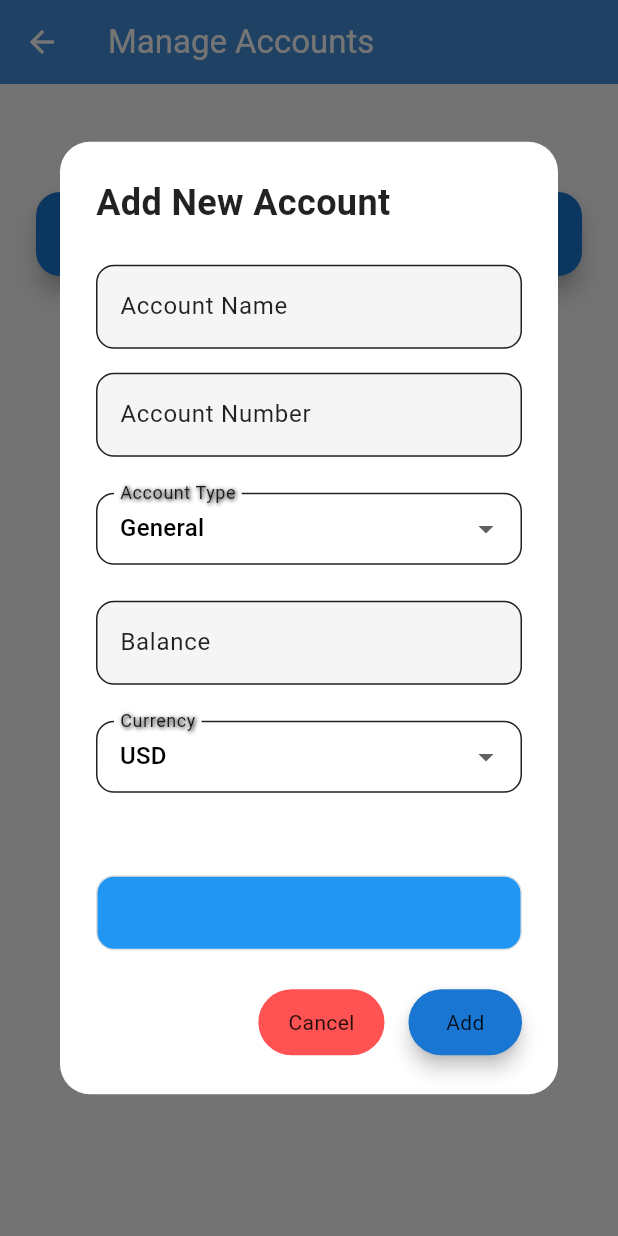
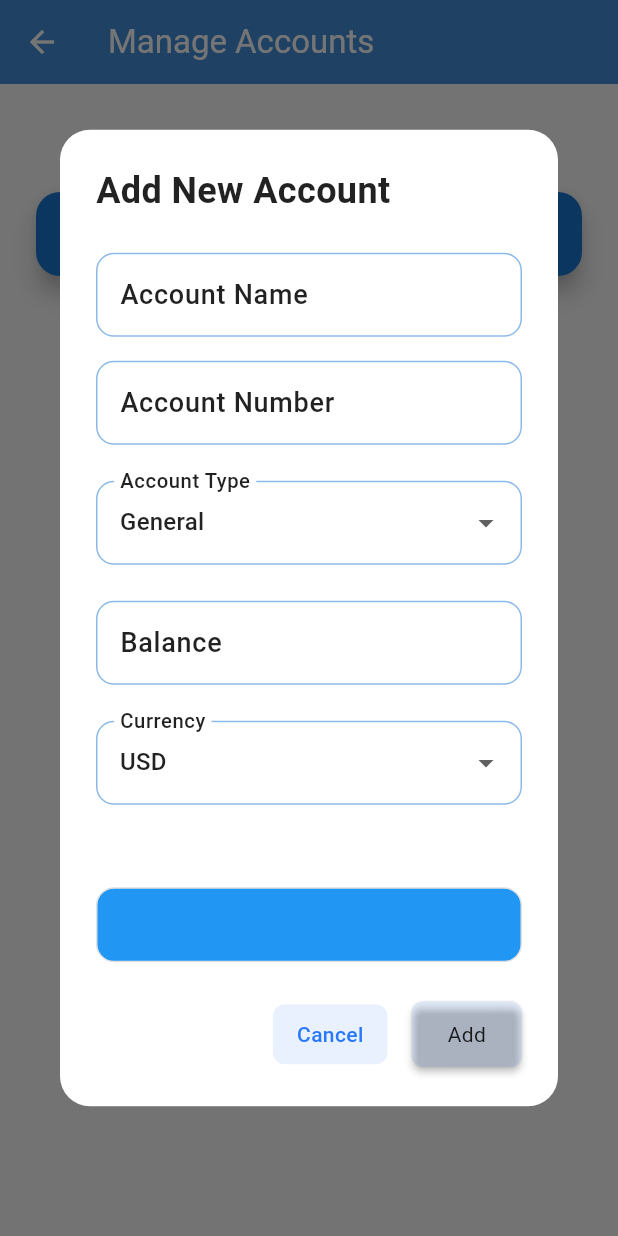
Before and after one commit to knakul853/spendulum, a Flutter app: the AccountManagementScreen screen opened directly, after a tap on the "add" icon, on a phone screen of 412 x 824 dp. Run offline on Flutter 3.47's test engine with Material 3 defaults, Android fonts, the phone set to English and light mode, and no system bars; our stand-ins replace animated_background, fl_chart, flutter_colorpicker, logger, shared_preferences, sqflite; accounts and stored records are empty.

```diff
--- a/lib/features/accounts/screens/account_management_screen.dart
+++ b/lib/features/accounts/screens/account_management_screen.dart
@@ -307,35 +307,43 @@ class _AccountManagementScreenState extends State<AccountManagementScreen>
                     mainAxisAlignment: MainAxisAlignment.end,
                     children: [
                       TextButton(
-                        child:
-                            Text('Cancel', style: theme.textTheme.bodyMedium),
-                        onPressed: () => Navigator.of(context).pop(),
                         style: TextButton.styleFrom(
+                          padding: const EdgeInsets.symmetric(
+                              horizontal: 16.0, vertical: 8.0),
                           backgroundColor:
-                              theme.colorScheme.error, // Use theme color
-                          padding: EdgeInsets.symmetric(
-                              horizontal: 20, vertical: 12),
+                              theme.colorScheme.secondary.withOpacity(0.1),
+                          foregroundColor: theme.colorScheme.secondary,
                           shape: RoundedRectangleBorder(
-                            borderRadius: BorderRadius.circular(30),
+                            borderRadius: BorderRadius.circular(8.0),
+                          ),
+                          elevation: 2, // Adds a subtle shadow
+                        ),
+                        child: Text(
+                          'Cancel',
+                          style: theme.textTheme.bodyMedium?.copyWith(
+                            color: theme.colorScheme.secondary,
+                            fontWeight: FontWeight.w500,
                           ),
                         ),
+                        onPressed: () => Navigator.of(context).pop(),
                       ),
                       SizedBox(width: 16),
                       ElevatedButton(
+                        style: ElevatedButton.styleFrom(
+                          backgroundColor: theme.colorScheme.secondary
+                              .withOpacity(0.1), // Same background
+                          foregroundColor: theme
+                              .colorScheme.secondary, // Same text/icon color
+                          padding: const EdgeInsets.symmetric(
+                              horizontal: 24, vertical: 12),
+                          shape: RoundedRectangleBorder(
+                            borderRadius: BorderRadius.circular(
+                                8.0), // Consistent rounded corners
+                          ),
+                          elevation: 2, // Subtle shadow
+                        ),
                         child: Text('Add', style: theme.textTheme.bodyMedium),
                         onPressed: _submitForm,
-                        style: ElevatedButton.styleFrom(
-                          padding: EdgeInsets.symmetric(
-                              horizontal: 25, vertical: 12),
-                          shape: RoundedRectangleBorder(
-                            borderRadius: BorderRadius.circular(30),
-                          ),
-                          backgroundColor:
-                              theme.primaryColor, // Use theme color
-                          foregroundColor:
-                              theme.colorScheme.onPrimary, // Use theme color
-                          elevation: 5,
-                        ),
                       ),
                     ],
                   ),
@@ -383,19 +391,57 @@ class _AccountManagementScreenState extends State<AccountManagementScreen>
                     mainAxisAlignment: MainAxisAlignment.end,
                     children: [
                       TextButton(
-                        child:
-                            Text('Cancel', style: theme.textTheme.bodyMedium),
+                        style: TextButton.styleFrom(
+                          padding: const EdgeInsets.symmetric(
+                              horizontal: 16.0, vertical: 8.0),
+                          backgroundColor:
+                              theme.colorScheme.secondary.withOpacity(0.1),
+                          foregroundColor: theme.colorScheme.secondary,
+                          shape: RoundedRectangleBorder(
+                            borderRadius: BorderRadius.circular(8.0),
+                          ),
+                          elevation: 2, // Adds a subtle shadow
+                        ),
+                        child: Text(
+                          'Cancel',
+                          style: theme.textTheme.bodyMedium?.copyWith(
+                            color: theme.colorScheme.secondary,
+                            fontWeight: FontWeight.w500,
+                          ),
+                        ),
                         onPressed: () => Navigator.of(context).pop(),
                       ),
                       SizedBox(width: 16),
                       ElevatedButton(
-                        child: Text('Save', style: theme.textTheme.bodyMedium),
+                        style: ElevatedButton.styleFrom(
+                          backgroundColor: theme.colorScheme.secondary
+                              .withOpacity(0.1), // Same background
+                          foregroundColor: theme
+                              .colorScheme.secondary, // Same text/icon color
+                          padding: const EdgeInsets.symmetric(
+                              horizontal: 24, vertical: 12),
+                          shape: RoundedRectangleBorder(
+                            borderRadius: BorderRadius.circular(
+                                8.0), // Consistent rounded corners
+                          ),
+                          elevation: 2, // Subtle shadow
+                        ),
+                        child: Text(
+                          'Save',
+                          style: theme.textTheme.bodyMedium?.copyWith(
+                            color: theme.colorScheme.secondary,
+                            fontWeight: FontWeight.w500,
+                          ),
+                        ),
                         onPressed: () {
                           if (_formKey.currentState!.validate()) {
                             _formKey.currentState!.save();
                             final accountProvider =
-                                Provider.of<AccountProvider>(context,
-                                    listen: false);
+                                Provider.of<AccountProvider>(
+                              context,
+                              listen: false,
+                            );
+
                             try {
                               accountProvider.updateAccount(
                                 account.id,
@@ -404,37 +450,34 @@ class _AccountManagementScreenState extends State<AccountManagementScreen>
                                 _accountType,
                                 _balance,
                                 _color,
-                                  _currency);
+                                _currency,
+                              );
                             } catch (e) {
                               developer.log("Error updating account: $e");
                               ScaffoldMessenger.of(context).showSnackBar(
                                 SnackBar(
-                                  content: Text('Error updating account'),
+                                  content: const Text('Error updating account'),
                                   backgroundColor: theme.colorScheme.error,
                                 ),
                               );
                             }
+
                             Navigator.of(context).pop();
                             ScaffoldMessenger.of(context).showSnackBar(
                               SnackBar(
-                                content: Text('Account updated successfully'),
-                                backgroundColor:
-                                    theme.primaryColor, // Use theme color
+                                content:
+                                    const Text('Account updated successfully'),
+                                backgroundColor: theme.colorScheme.onSurface,
                                 behavior: SnackBarBehavior.floating,
                                 shape: RoundedRectangleBorder(
-                                    borderRadius: BorderRadius.circular(10)),
-                                margin: EdgeInsets.all(10),
+                                  borderRadius: BorderRadius.circular(10),
+                                ),
+                                margin: const EdgeInsets.all(10),
                               ),
                             );
                           }
                         },
-                        style: ElevatedButton.styleFrom(
-                          padding: EdgeInsets.symmetric(
-                              horizontal: 24, vertical: 12),
-                          shape: RoundedRectangleBorder(
-                              borderRadius: BorderRadius.circular(30)),
-                        ),
-                      ),
+                      )
                     ],
                   ),
                 ],
--- a/lib/ui/screens/stats_screen.dart
+++ b/lib/ui/screens/stats_screen.dart
@@ -18,8 +18,9 @@ class StatsScreen extends StatelessWidget {
       appBar: AppBar(
         title: Text(
           'Statistics',
-          style: TextStyle(
-              fontWeight: FontWeight.bold), // Updated to match MoreScreen style
+          style: theme.textTheme.titleLarge!.copyWith(
+              color: theme
+                  .colorScheme.onPrimary), // Updated to match MoreScreen style
         ),
         elevation: 4,
       ),
--- a/lib/ui/widgets/custom_dropdown.dart
+++ b/lib/ui/widgets/custom_dropdown.dart
@@ -24,21 +24,26 @@ class CustomDropdown extends StatelessWidget {
       child: DropdownButtonFormField<String>(
         decoration: InputDecoration(
           labelText: label,
-          labelStyle: TextStyle(
-            color: textColor ?? Colors.white, // Use textColor if provided, otherwise default to white
-            shadows: [
-              Shadow(
-                blurRadius: 3.0,
-                color: Colors.black, // Shadow color for better visibility
-                offset: Offset(1.0, 1.0), // Shadow offset
-              ),
-            ],
+          labelStyle:
+              Theme.of(context).textTheme.labelMedium?.copyWith(fontSize: 18),
+          border: OutlineInputBorder(
+            borderRadius: BorderRadius.circular(12),
+            borderSide:
+                BorderSide(color: Theme.of(context).primaryColor, width: 2),
           ),
-          contentPadding: EdgeInsets.symmetric(
-              vertical: 10, horizontal: 12), // Add padding around the label
-          border: OutlineInputBorder(borderRadius: BorderRadius.circular(12)),
+          enabledBorder: OutlineInputBorder(
+            borderRadius: BorderRadius.circular(12),
+            borderSide: BorderSide(
+                color: Theme.of(context).primaryColor.withOpacity(0.5),
+                width: 1),
+          ),
+          focusedBorder: OutlineInputBorder(
+            borderRadius: BorderRadius.circular(12),
+            borderSide:
+                BorderSide(color: Theme.of(context).primaryColor, width: 2),
+          ),
           filled: true,
-          fillColor: Colors.white, // Keep background color white
+          fillColor: Theme.of(context).colorScheme.surface.withOpacity(0.4),
         ),
         value: initialValue ?? items[0],
         items: items.map((String value) {
@@ -47,7 +52,8 @@ class CustomDropdown extends StatelessWidget {
             child: Text(
               value,
               style: TextStyle(
-                  color: Colors.black), // Ensure dropdown items are visible
+                  color: textColor ??
+                      Theme.of(context).textTheme.bodySmall?.color),
             ),
           );
         }).toList(),
--- a/lib/ui/widgets/custom_text_field.dart
+++ b/lib/ui/widgets/custom_text_field.dart
@@ -26,10 +26,21 @@ class CustomTextField extends StatelessWidget {
       child: TextFormField(
         decoration: InputDecoration(
           labelText: label,
-          labelStyle: TextStyle(color: textColor), // Apply textColor here
-          border: OutlineInputBorder(borderRadius: BorderRadius.circular(12)),
+          labelStyle:
+              Theme.of(context).textTheme.labelMedium?.copyWith(fontSize: 18),
+          border: OutlineInputBorder(
+            borderRadius: BorderRadius.circular(12),
+            borderSide:
+                BorderSide(color: Theme.of(context).primaryColor, width: 2),
+          ),
+          enabledBorder: OutlineInputBorder(
+            borderRadius: BorderRadius.circular(12),
+            borderSide: BorderSide(
+                color: Theme.of(context).primaryColor.withOpacity(0.5),
+                width: 1),
+          ),
           filled: true,
-          fillColor: Colors.grey[100],
+          fillColor: Theme.of(context).colorScheme.surface.withOpacity(0.4),
         ),
         initialValue: initialValue,
         keyboardType: keyboardType,
```
Also changed, not shown: lib/ui/screens/expense_logging_screen.dart (+4 -15 lines), lib/ui/screens/income_logging_screen.dart (+4 -13 lines), lib/ui/screens/more_screen.dart (+6 -2 lines), lib/ui/widgets/add_account_dialog.dart (+45 -18 lines). Lines whose indentation alone changed are shown as unchanged.
